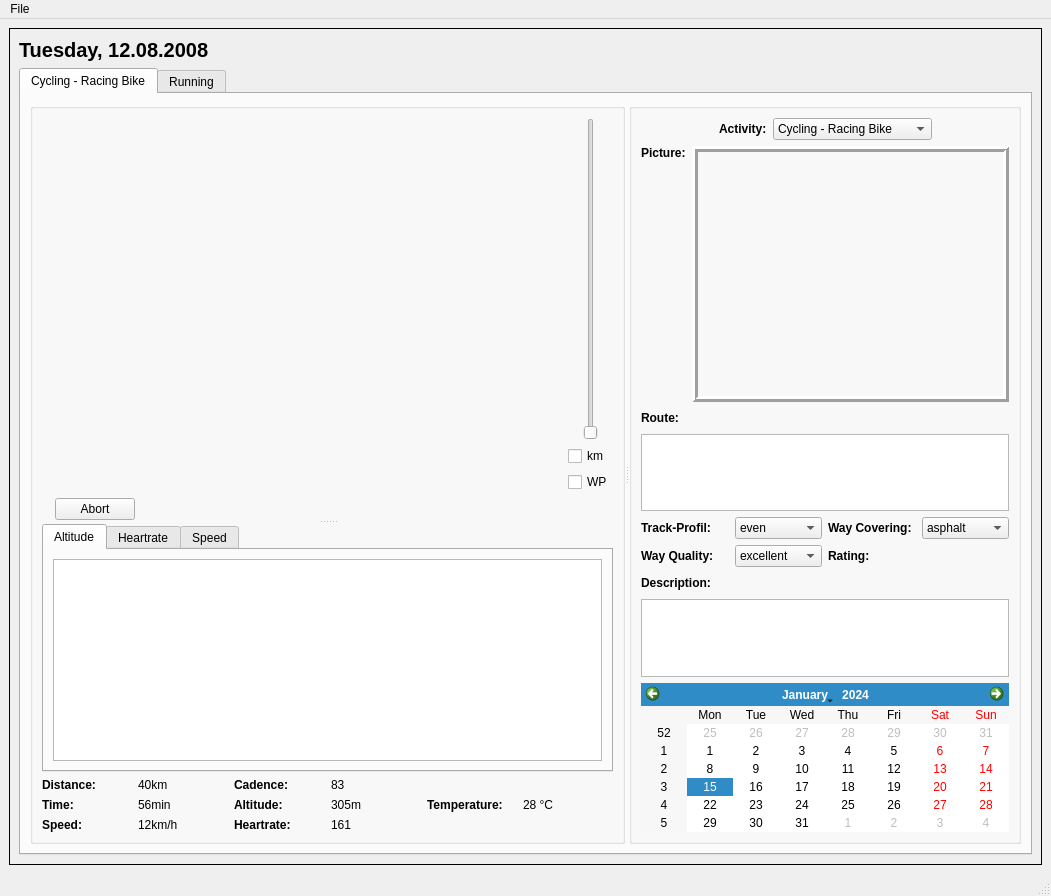
The window that src/sportsdiary.ui (tpatzig/activitydiary) describes before a commit, drawn with Qt 5.
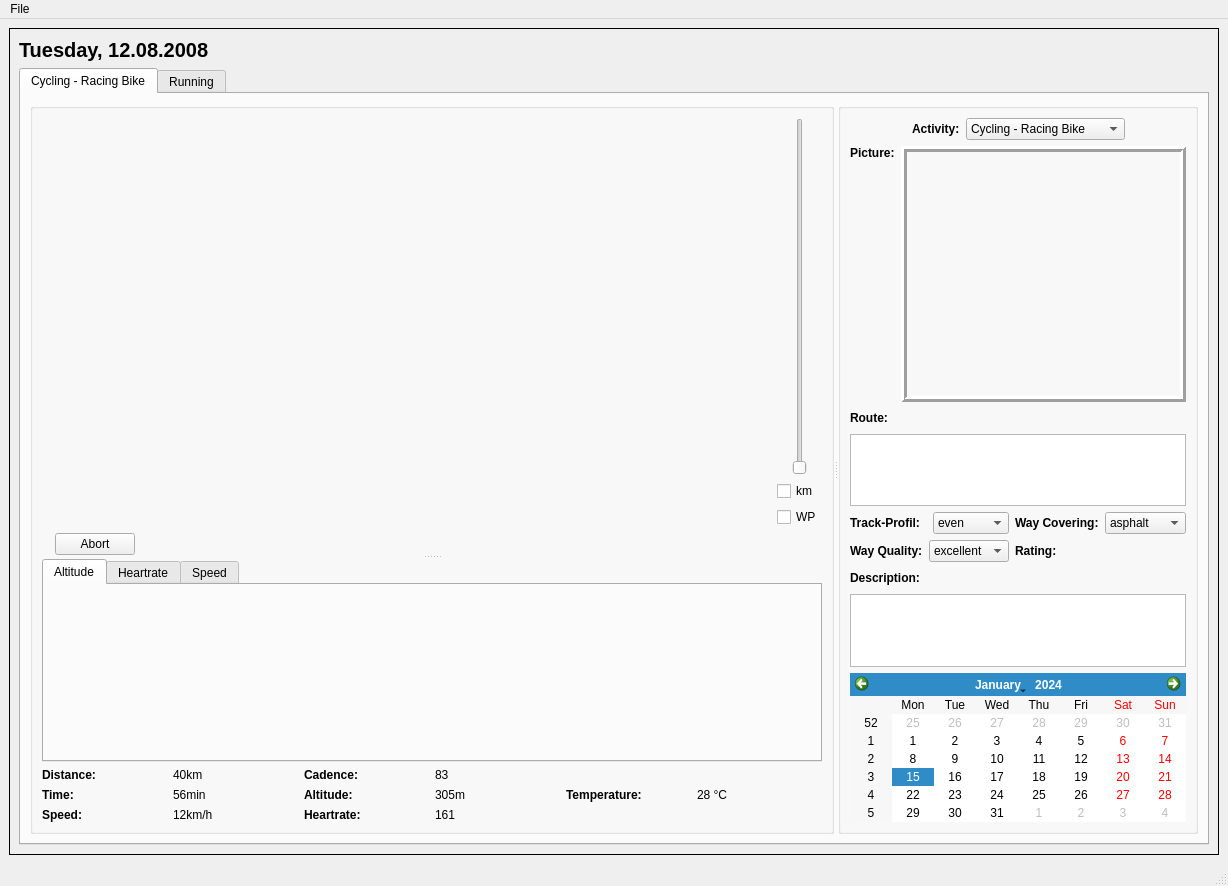
The same window after the commit. Icons and pictures are not drawn. Custom widgets are drawn as their Qt base class.

Commit message: -make use of Qwt diagram -dynamic diagram for Altitude and speed

Patch:
```diff
--- a/src/sportsdiary.ui
+++ b/src/sportsdiary.ui
@@ -5,8 +5,8 @@
    <rect>
     <x>0</x>
     <y>0</y>
-    <width>1051</width>
-    <height>896</height>
+    <width>1228</width>
+    <height>886</height>
    </rect>
   </property>
   <property name="windowTitle" >
@@ -17,8 +17,8 @@
     <rect>
      <x>0</x>
      <y>24</y>
-     <width>1051</width>
-     <height>851</height>
+     <width>1228</width>
+     <height>841</height>
     </rect>
    </property>
    <layout class="QVBoxLayout" name="verticalLayout_20" >
@@ -48,8 +48,8 @@
         <rect>
          <x>1</x>
          <y>1</y>
-         <width>1041</width>
-         <height>835</height>
+         <width>1218</width>
+         <height>825</height>
         </rect>
        </property>
        <layout class="QVBoxLayout" name="verticalLayout_19" >
@@ -83,8 +83,8 @@
             <rect>
              <x>0</x>
              <y>0</y>
-             <width>1025</width>
-             <height>768</height>
+             <width>1202</width>
+             <height>758</height>
             </rect>
            </property>
            <attribute name="title" >
@@ -120,7 +120,7 @@
                         </property>
                         <property name="minimumSize" >
                          <size>
-                          <width>0</width>
+                          <width>800</width>
                           <height>400</height>
                          </size>
                         </property>
@@ -222,8 +222,8 @@
                         <rect>
                          <x>0</x>
                          <y>0</y>
-                         <width>573</width>
-                         <height>211</height>
+                         <width>798</width>
+                         <height>161</height>
                         </rect>
                        </property>
                        <attribute name="title" >
@@ -231,11 +231,17 @@
                        </attribute>
                        <layout class="QVBoxLayout" name="verticalLayout_5" >
                         <item>
-                         <widget class="QGraphicsView" name="diagramGraphicsView" >
+                         <widget class="QwtPlot" name="diagramm" >
+                          <property name="sizePolicy" >
+                           <sizepolicy vsizetype="Expanding" hsizetype="Expanding" >
+                            <horstretch>0</horstretch>
+                            <verstretch>0</verstretch>
+                           </sizepolicy>
+                          </property>
                           <property name="minimumSize" >
                            <size>
-                            <width>500</width>
-                            <height>200</height>
+                            <width>0</width>
+                            <height>150</height>
                            </size>
                           </property>
                          </widget>
@@ -584,7 +590,7 @@
                           </property>
                           <property name="minimumSize" >
                            <size>
-                            <width>256</width>
+                            <width>0</width>
                             <height>256</height>
                            </size>
                           </property>
@@ -638,7 +644,7 @@
                       <item>
                        <widget class="QTextBrowser" name="textBrowser_2" >
                         <property name="sizePolicy" >
-                         <sizepolicy vsizetype="Preferred" hsizetype="Preferred" >
+                         <sizepolicy vsizetype="Expanding" hsizetype="Expanding" >
                           <horstretch>0</horstretch>
                           <verstretch>0</verstretch>
                          </sizepolicy>
@@ -866,7 +872,7 @@
                       <item>
                        <widget class="QTextBrowser" name="textBrowser" >
                         <property name="sizePolicy" >
-                         <sizepolicy vsizetype="Preferred" hsizetype="Preferred" >
+                         <sizepolicy vsizetype="Expanding" hsizetype="Expanding" >
                           <horstretch>0</horstretch>
                           <verstretch>0</verstretch>
                          </sizepolicy>
@@ -891,7 +897,14 @@
                    </layout>
                   </item>
                   <item>
-                   <widget class="QCalendarWidget" name="calendarWidget" />
+                   <widget class="QCalendarWidget" name="calendarWidget" >
+                    <property name="sizePolicy" >
+                     <sizepolicy vsizetype="Expanding" hsizetype="Expanding" >
+                      <horstretch>0</horstretch>
+                      <verstretch>0</verstretch>
+                     </sizepolicy>
+                    </property>
+                   </widget>
                   </item>
                  </layout>
                 </item>
@@ -927,7 +940,7 @@
     <rect>
      <x>0</x>
      <y>0</y>
-     <width>1051</width>
+     <width>1228</width>
      <height>24</height>
     </rect>
    </property>
@@ -944,8 +957,8 @@
    <property name="geometry" >
     <rect>
      <x>0</x>
-     <y>875</y>
-     <width>1051</width>
+     <y>865</y>
+     <width>1228</width>
      <height>21</height>
     </rect>
    </property>
@@ -962,6 +975,11 @@
   </action>
  </widget>
  <customwidgets>
+  <customwidget>
+   <class>QwtPlot</class>
+   <extends>QFrame</extends>
+   <header>qwt/qwt_plot.h</header>
+  </customwidget>
   <customwidget>
    <class>MapView</class>
    <extends>QWidget</extends>
```
Left out of the diff: 12 changed lines with no effect on the pictures. The commit also changes 10 other files.
